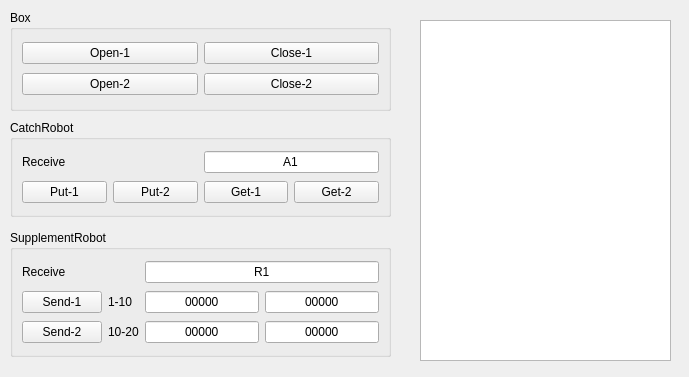
Old version of the form UI/equitmentcontrol.ui in the repository ReceiverUsb-rapoo/ReceiverUsbTest.
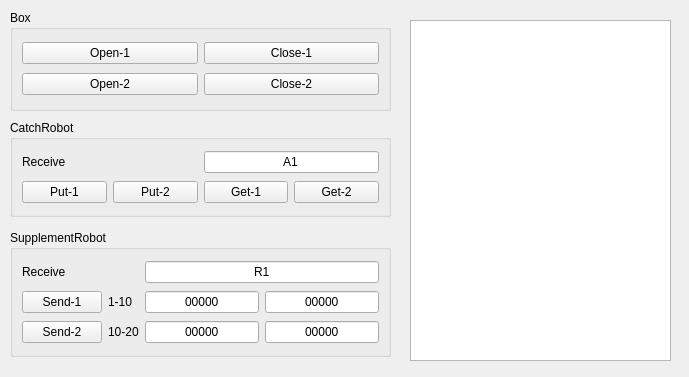
New version of the form.

```diff
--- a/UI/equitmentcontrol.ui
+++ b/UI/equitmentcontrol.ui
@@ -21,9 +21,9 @@
   <widget class="QTextBrowser" name="tb_Info">
    <property name="geometry">
     <rect>
-     <x>420</x>
+     <x>410</x>
      <y>20</y>
-     <width>251</width>
+     <width>261</width>
      <height>341</height>
     </rect>
    </property>
```
